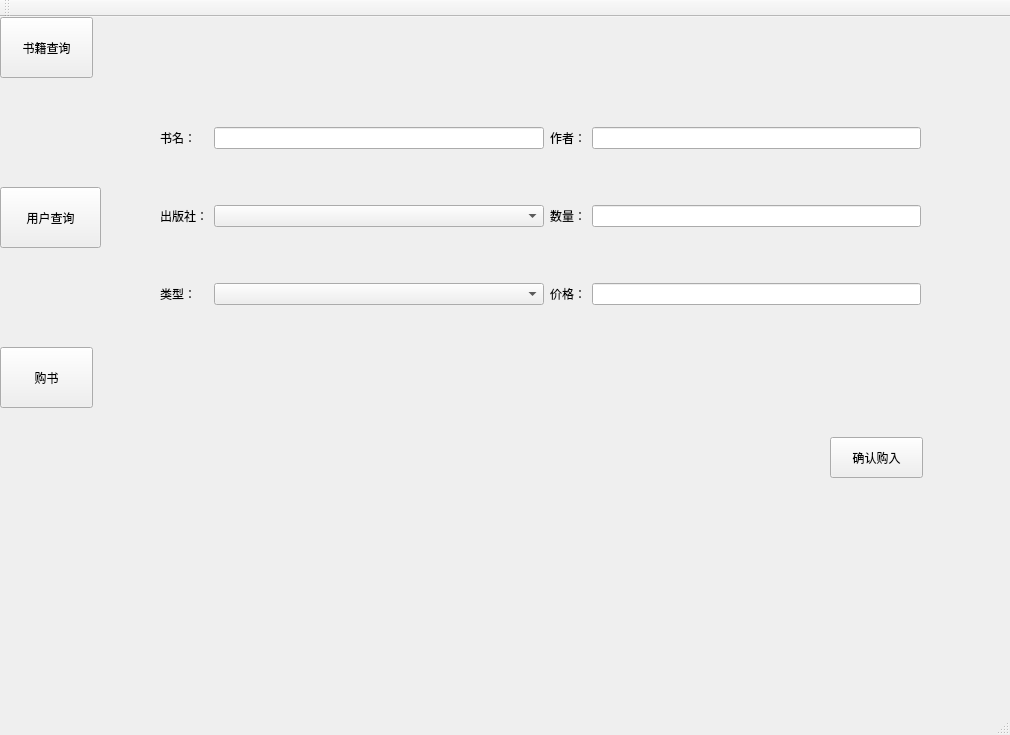
Qt form mainwindow.ui (zjpeng957/Library) before a commit.
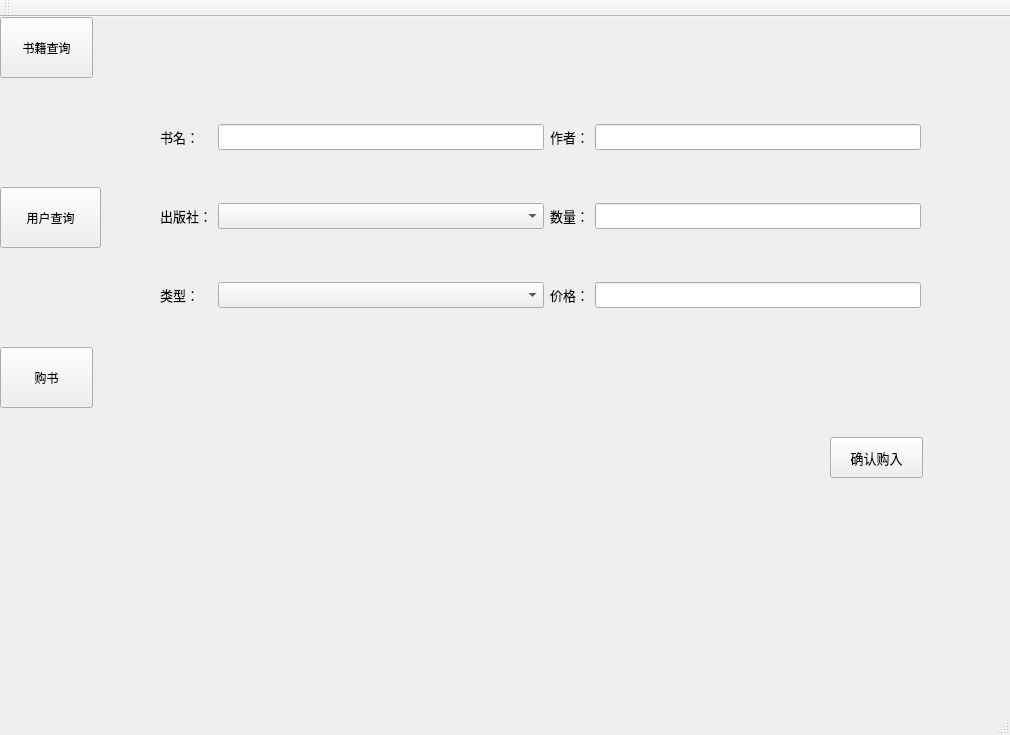
The same form after that commit. The open tabs and pages were chosen to show the change.

```diff
--- a/mainwindow.ui
+++ b/mainwindow.ui
@@ -180,26 +180,58 @@
         <layout class="QGridLayout" name="gridLayout_3">
          <item row="0" column="0">
           <widget class="QLabel" name="labelBuyName">
+           <property name="font">
+            <font>
+             <family>微软雅黑</family>
+             <pointsize>10</pointsize>
+            </font>
+           </property>
            <property name="text">
             <string>书名：</string>
            </property>
           </widget>
          </item>
          <item row="0" column="1">
-          <widget class="QLineEdit" name="lineBuyName"/>
+          <widget class="QLineEdit" name="lineBuyName">
+           <property name="font">
+            <font>
+             <family>微软雅黑</family>
+             <pointsize>10</pointsize>
+            </font>
+           </property>
+          </widget>
          </item>
          <item row="1" column="2">
           <widget class="QLabel" name="labelBuyNumber">
+           <property name="font">
+            <font>
+             <family>微软雅黑</family>
+             <pointsize>10</pointsize>
+            </font>
+           </property>
            <property name="text">
             <string>数量：</string>
            </property>
           </widget>
          </item>
          <item row="1" column="3">
-          <widget class="QLineEdit" name="lineBuyAmount"/>
+          <widget class="QLineEdit" name="lineBuyAmount">
+           <property name="font">
+            <font>
+             <family>微软雅黑</family>
+             <pointsize>10</pointsize>
+            </font>
+           </property>
+          </widget>
          </item>
          <item row="2" column="0">
           <widget class="QLabel" name="labelBuyCategory">
+           <property name="font">
+            <font>
+             <family>微软雅黑</family>
+             <pointsize>10</pointsize>
+            </font>
+           </property>
            <property name="text">
             <string>类型：</string>
            </property>
@@ -207,25 +239,65 @@
          </item>
          <item row="2" column="2">
           <widget class="QLabel" name="labelBuyPrice">
+           <property name="font">
+            <font>
+             <family>微软雅黑</family>
+             <pointsize>10</pointsize>
+            </font>
+           </property>
            <property name="text">
             <string>价格：</string>
            </property>
           </widget>
          </item>
          <item row="2" column="3">
-          <widget class="QLineEdit" name="lineBuyPrice"/>
+          <widget class="QLineEdit" name="lineBuyPrice">
+           <property name="font">
+            <font>
+             <family>微软雅黑</family>
+             <pointsize>10</pointsize>
+            </font>
+           </property>
+          </widget>
          </item>
          <item row="2" column="1">
-          <widget class="QComboBox" name="BoxBuyCategory"/>
+          <widget class="QComboBox" name="BoxBuyCategory">
+           <property name="font">
+            <font>
+             <family>微软雅黑</family>
+             <pointsize>10</pointsize>
+            </font>
+           </property>
+          </widget>
          </item>
          <item row="0" column="3">
-          <widget class="QLineEdit" name="lineBuyAuthor"/>
+          <widget class="QLineEdit" name="lineBuyAuthor">
+           <property name="font">
+            <font>
+             <family>微软雅黑</family>
+             <pointsize>10</pointsize>
+            </font>
+           </property>
+          </widget>
          </item>
          <item row="1" column="1">
-          <widget class="QComboBox" name="BoxBuyPress"/>
+          <widget class="QComboBox" name="BoxBuyPress">
+           <property name="font">
+            <font>
+             <family>微软雅黑</family>
+             <pointsize>10</pointsize>
+            </font>
+           </property>
+          </widget>
          </item>
          <item row="1" column="0">
           <widget class="QLabel" name="labelBuyPress">
+           <property name="font">
+            <font>
+             <family>微软雅黑</family>
+             <pointsize>10</pointsize>
+            </font>
+           </property>
            <property name="text">
             <string>出版社：</string>
            </property>
@@ -233,6 +305,12 @@
          </item>
          <item row="0" column="2">
           <widget class="QLabel" name="labelBuyAuthor">
+           <property name="font">
+            <font>
+             <family>微软雅黑</family>
+             <pointsize>10</pointsize>
+            </font>
+           </property>
            <property name="text">
             <string>作者：</string>
            </property>
@@ -249,6 +327,12 @@
           <height>41</height>
          </rect>
         </property>
+        <property name="font">
+         <font>
+          <family>微软雅黑</family>
+          <pointsize>10</pointsize>
+         </font>
+        </property>
         <property name="text">
          <string>确认购入</string>
         </property>
```
Left out of the diff: 195 changed lines with no effect on the pictures.
